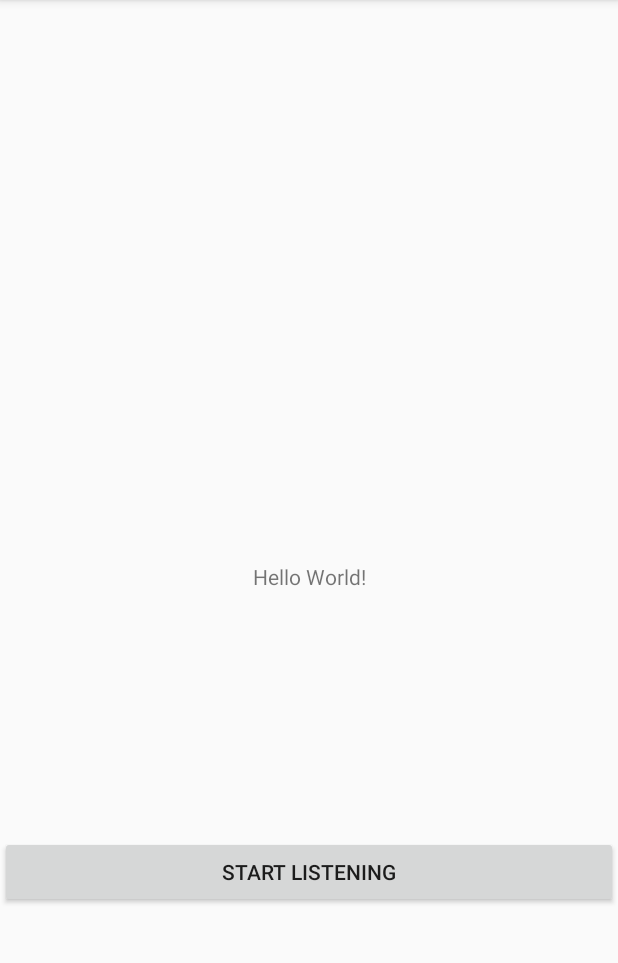
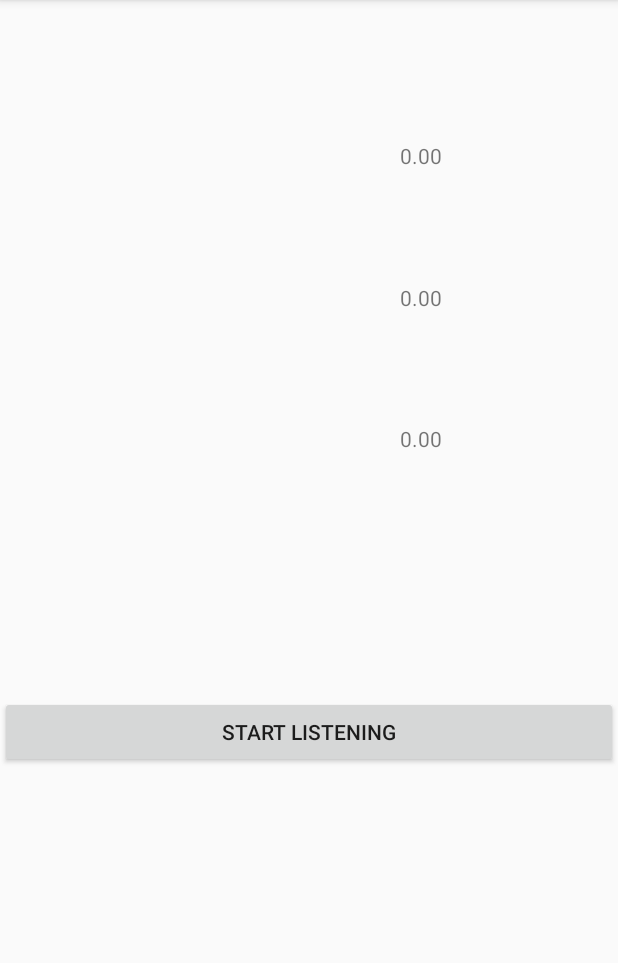
Before and after one commit to enlighter/speech-audio-analysis-android, an Android app: the screen it shows after launch (MainActivity), on a phone screen of 412 x 824 dp, the part 84-1047 px from its top. Run offline under Robolectric (Android 15) with nearby library versions, the phone set to English and light mode, and no system bars; 1 statement that could not run was skipped.

Commit message:
need separate textBox-es for displaying separate parameters

```diff
--- a/app/src/main/res/layout/activity_main.xml
+++ b/app/src/main/res/layout/activity_main.xml
@@ -7,14 +7,40 @@
     tools:context="com.alumnus.speechaudioanalysis.MainActivity">
 
     <TextView
-        android:id="@+id/displayText"
+        android:id="@+id/amplitudeText"
         android:layout_width="wrap_content"
         android:layout_height="wrap_content"
-        android:text="Hello World!"
+        android:text="@string/initValue"
         app:layout_constraintBottom_toBottomOf="parent"
+        app:layout_constraintHorizontal_bias="0.694"
         app:layout_constraintLeft_toLeftOf="parent"
         app:layout_constraintRight_toRightOf="parent"
-        app:layout_constraintTop_toTopOf="parent" />
+        app:layout_constraintTop_toTopOf="parent"
+        app:layout_constraintVertical_bias="0.252" />
+
+    <TextView
+        android:id="@+id/silenceText"
+        android:layout_width="wrap_content"
+        android:layout_height="wrap_content"
+        android:text="@string/initValue"
+        app:layout_constraintBottom_toBottomOf="parent"
+        app:layout_constraintHorizontal_bias="0.694"
+        app:layout_constraintLeft_toLeftOf="parent"
+        app:layout_constraintRight_toRightOf="parent"
+        app:layout_constraintTop_toTopOf="parent"
+        app:layout_constraintVertical_bias="0.378" />
+
+    <TextView
+        android:id="@+id/pitchText"
+        android:layout_width="wrap_content"
+        android:layout_height="wrap_content"
+        android:text="@string/initValue"
+        app:layout_constraintBottom_toBottomOf="parent"
+        app:layout_constraintHorizontal_bias="0.694"
+        app:layout_constraintLeft_toLeftOf="parent"
+        app:layout_constraintRight_toRightOf="parent"
+        app:layout_constraintTop_toTopOf="parent"
+        app:layout_constraintVertical_bias="0.126" />
 
     <Button
         android:id="@+id/mainButton"
@@ -22,7 +48,7 @@
         android:layout_width="0dp"
         android:layout_height="wrap_content"
         android:text="@string/buttonOFF"
-        app:layout_constraintTop_toBottomOf="@+id/displayText"
+        app:layout_constraintTop_toBottomOf="@+id/amplitudeText"
         app:layout_constraintBottom_toBottomOf="parent"
         app:layout_constraintLeft_toLeftOf="parent"
         app:layout_constraintRight_toRightOf="parent" />
--- a/app/src/main/res/values/strings.xml
+++ b/app/src/main/res/values/strings.xml
@@ -2,4 +2,5 @@
     <string name="app_name">SpeechAudioAnalysis</string>
     <string name="buttonOFF">Start Listening</string>
     <string name="buttonON">Stop Listening</string>
+    <string name="initValue">0.00</string>
 </resources>
```
